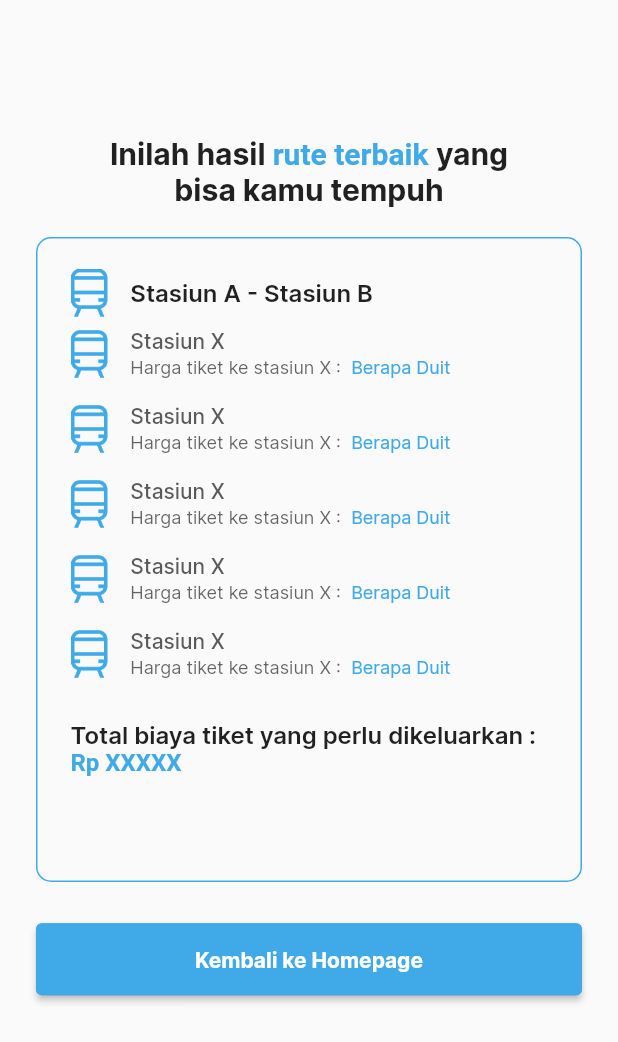
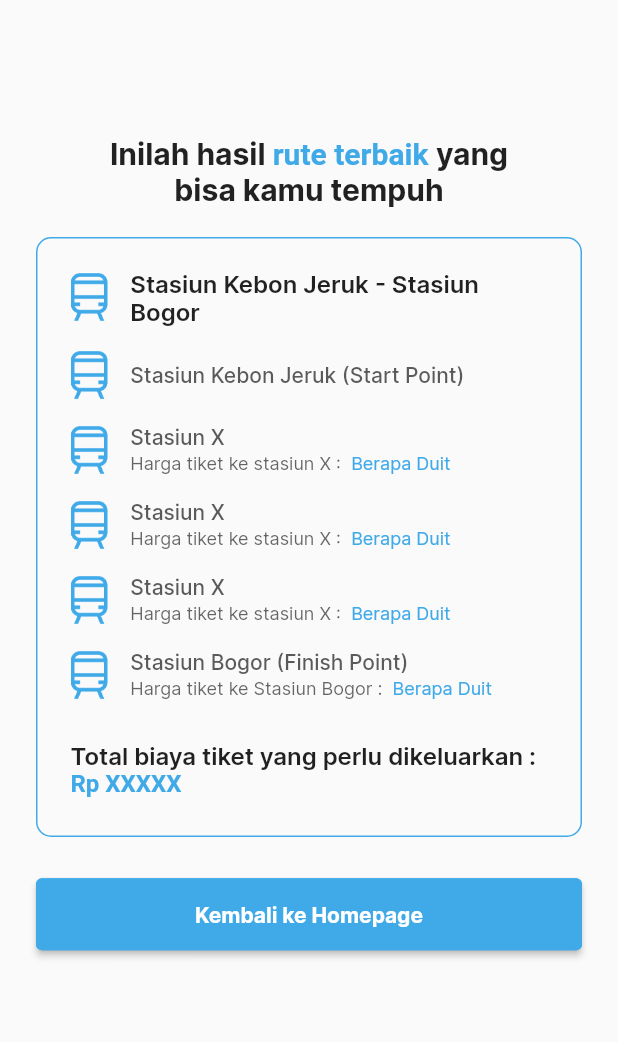
Before and after one commit to fullvelocity1/MPPL-Kel2, a Flutter app: the FindRoute screen opened directly, after a tap on an icon or button, on a phone screen of 412 x 824 dp. Shown: the top 1042 px of the screen. Run offline on Flutter 3.47's test engine with Material 2 defaults, Android fonts, the phone set to English and light mode, and no system bars; our stand-ins replace dropdown_search, firebase_auth, firebase_core; accounts and stored records are empty.

Commit message:
update find route

```diff
--- a/lib/screens/cari_rute/best_route.dart
+++ b/lib/screens/cari_rute/best_route.dart
@@ -3,7 +3,10 @@ import 'package:krl_info/constants.dart';
 import 'package:krl_info/screens/cari_rute/find_route.dart';
 
 class BestRoute extends StatefulWidget {
-  const BestRoute({super.key});
+  const BestRoute({super.key, required this.stTujuan, this.stKeberangkatan});
+
+  final String? stKeberangkatan;
+  final String? stTujuan;
 
   @override
   State<BestRoute> createState() => _BestRouteState();
@@ -12,7 +15,7 @@ class BestRoute extends StatefulWidget {
 class _BestRouteState extends State<BestRoute> {
   @override
   Widget build(BuildContext context) {
-    var index = 5;
+    var index = 3;
     Size size = MediaQuery.of(context).size;
     return Scaffold(
         body: SingleChildScrollView(
@@ -41,8 +44,8 @@ class _BestRouteState extends State<BestRoute> {
             const SizedBox(height: 19),
             // Best Route information
             Container(
-              height: 180 + index * 50,
-              padding: EdgeInsets.symmetric(horizontal: 22, vertical: 20),
+              height: 250 + index * 50,
+              padding: const EdgeInsets.symmetric(horizontal: 22, vertical: 20),
               decoration: BoxDecoration(
                 border: Border.all(color: primColor),
                 borderRadius: const BorderRadius.all(Radius.circular(10)),
@@ -50,8 +53,8 @@ class _BestRouteState extends State<BestRoute> {
               child: Column(
                 crossAxisAlignment: CrossAxisAlignment.start,
                 children: [
-                  Row(children: const <Widget>[
-                    Padding(
+                  Row(children: <Widget>[
+                    const Padding(
                       padding: EdgeInsets.only(right: 15),
                       child: Image(
                           height: 32,
@@ -60,25 +63,50 @@ class _BestRouteState extends State<BestRoute> {
                     Expanded(
                       child: Text.rich(
                         TextSpan(
-                          children: <TextSpan>[
-                            TextSpan(text: 'Stasiun A'), // dinamis
-                            TextSpan(text: ' - '), // statis
-                            TextSpan(text: 'Stasiun B'), // dinamis
-                          ],
-                        ),
+                            text:
+                                '${widget.stKeberangkatan} - ${widget.stTujuan}'),
                         textAlign: TextAlign.left,
-                        style: TextStyle(
+                        style: const TextStyle(
                             fontSize: 16.0,
                             fontFamily: 'Inter',
                             fontWeight: FontWeight.w600),
                       ),
                     ),
                   ]),
-                  // const SizedBox(
-                  //   height: 15,
-                  // ),
+                  const SizedBox(height: 8),
+                  // Start point Station
+                  SizedBox(
+                    height: 50,
+                    child: Row(
+                      children: <Widget>[
+                        const Padding(
+                          padding: EdgeInsets.only(right: 15),
+                          child: Image(
+                              height: 32,
+                              image:
+                                  AssetImage('assets/images/carbon_train.png')),
+                        ),
+                        Expanded(
+                          child: Text.rich(
+                            TextSpan(
+                                text:
+                                    '${widget.stKeberangkatan} (Start Point)'), //dinamis
+                            textAlign: TextAlign.left,
+                            style: const TextStyle(
+                              fontSize: 14.0,
+                              fontFamily: 'Inter',
+                              fontWeight: FontWeight.w500,
+                              color: Color.fromRGBO(37, 37, 37, 0.75),
+                            ),
+                          ),
+                        ),
+                      ],
+                    ),
+                  ),
+                  // Stasiun penghubung
                   ListView.builder(
-                    physics: NeverScrollableScrollPhysics(),
+                    padding: EdgeInsets.zero,
+                    physics: const NeverScrollableScrollPhysics(),
                     shrinkWrap: true,
                     itemCount: index,
                     itemBuilder: (context, index) {
@@ -131,23 +159,76 @@ class _BestRouteState extends State<BestRoute> {
                       );
                     },
                   ),
+                  // Finish point Station
+                  SizedBox(
+                    height: 50,
+                    child: Row(
+                      children: <Widget>[
+                        const Padding(
+                          padding: EdgeInsets.only(right: 15),
+                          child: Image(
+                              height: 32,
+                              image:
+                                  AssetImage('assets/images/carbon_train.png')),
+                        ),
+                        Expanded(
+                          child: Text.rich(
+                            TextSpan(
+                              children: <TextSpan>[
+                                TextSpan(
+                                    text:
+                                        '${widget.stTujuan} (Finish Point)'), // dinamis
+                                TextSpan(
+                                    text:
+                                        '\nHarga tiket ke ${widget.stTujuan} :  ', // statis
+                                    style: const TextStyle(
+                                        height: 1.5,
+                                        fontSize: 12,
+                                        fontFamily: 'Inter',
+                                        fontWeight: FontWeight.w100,
+                                        color:
+                                            Color.fromRGBO(37, 37, 37, 0.7))),
+                                TextSpan(
+                                  text: 'Berapa Duit', // dinamis
+                                  style: const TextStyle(
+                                    fontSize: 12,
+                                    fontFamily: 'Inter',
+                                    fontWeight: FontWeight.w100,
+                                    color: primColor,
+                                  ),
+                                ),
+                              ],
+                            ),
+                            textAlign: TextAlign.left,
+                            style: const TextStyle(
+                              fontSize: 14.0,
+                              fontFamily: 'Inter',
+                              fontWeight: FontWeight.w500,
+                              color: Color.fromRGBO(37, 37, 37, 0.75),
+                            ),
+                          ),
+                        ),
+                      ],
+                    ),
+                  ),
                   const SizedBox(
                     height: 19,
                   ),
+                  // Total tarif harga
                   Text.rich(
                     TextSpan(
                       children: <TextSpan>[
-                        TextSpan(
+                        const TextSpan(
                             text:
                                 'Total biaya tiket yang perlu dikeluarkan : '),
                         TextSpan(
                           text: 'Rp XXXXX',
-                          style: TextStyle(color: primColor),
+                          style: const TextStyle(color: primColor),
                         ),
                       ],
                     ),
                     textAlign: TextAlign.left,
-                    style: TextStyle(
+                    style: const TextStyle(
                         fontSize: 16.0,
                         fontFamily: 'Inter',
                         fontWeight: FontWeight.w600),
--- a/lib/screens/cari_rute/find_route.dart
+++ b/lib/screens/cari_rute/find_route.dart
@@ -14,6 +14,9 @@ class FindRoute extends StatefulWidget {
 }
 
 class _FindRouteState extends State<FindRoute> {
+  String? stKeberangkatan;
+  String? stTujuan;
+
   @override
   Widget build(BuildContext context) {
     Size size = MediaQuery.of(context).size;
@@ -160,7 +163,11 @@ class _FindRouteState extends State<FindRoute> {
                             ),
                           )),
                     ),
-                    onChanged: print,
+                    onChanged: (newvalue) {
+                      setState(() {
+                        stKeberangkatan = newvalue!; //updated
+                      });
+                    },
                   ),
                 ),
               ]),
@@ -207,7 +214,11 @@ class _FindRouteState extends State<FindRoute> {
                             ),
                           )),
                     ),
-                    onChanged: print,
+                    onChanged: (newvalue) {
+                      setState(() {
+                        stTujuan = newvalue!; //updated
+                      });
+                    },
                   ),
                 ),
               ]),
@@ -232,7 +243,10 @@ class _FindRouteState extends State<FindRoute> {
                     Navigator.push(
                       context,
                       MaterialPageRoute(
-                          builder: (context) => const BestRoute()),
+                          builder: (context) => BestRoute(
+                                stKeberangkatan: stKeberangkatan,
+                                stTujuan: stTujuan,
+                              )),
                     );
                   },
                   child: const Text("Cari Rute",
@@ -261,7 +275,12 @@ class _FindRouteState extends State<FindRoute> {
               onTap: () {
                 Navigator.push(
                   context,
-                  MaterialPageRoute(builder: (context) => const BestRoute()),
+                  MaterialPageRoute(
+                    builder: (context) => BestRoute(
+                      stKeberangkatan: 'Stasiun Kebon Jeruk',
+                      stTujuan: 'Stasiun Bogor',
+                    ),
+                  ),
                 );
               },
               child: Container(
```
